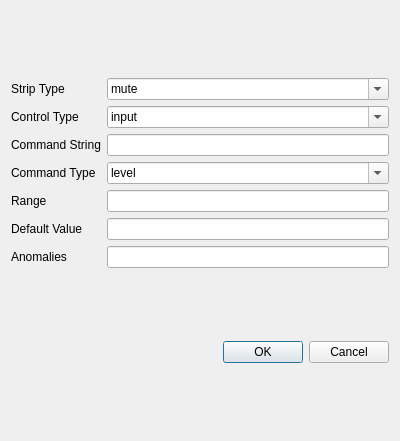
The window that MixerMaker/StripEdit.ui (ShowControl/ShowControl) describes before a commit, drawn with Qt 5.
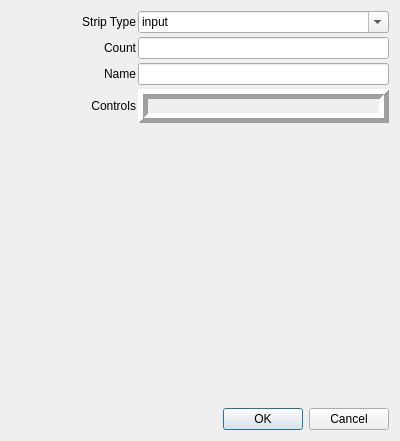
The same window after the commit.

The edit to the form file:
```diff
--- a/MixerMaker/StripEdit.ui
+++ b/MixerMaker/StripEdit.ui
@@ -10,6 +10,12 @@
     <height>441</height>
    </rect>
   </property>
+  <property name="maximumSize">
+   <size>
+    <width>16777215</width>
+    <height>16777212</height>
+   </size>
+  </property>
   <property name="windowTitle">
    <string>Dialog</string>
   </property>
@@ -24,41 +30,88 @@
      </property>
     </widget>
    </item>
-   <item row="1" column="0">
+   <item row="0" column="0">
     <layout class="QGridLayout" name="gridLayout">
+     <property name="horizontalSpacing">
+      <number>2</number>
+     </property>
+     <property name="verticalSpacing">
+      <number>4</number>
+     </property>
+     <item row="1" column="0">
+      <widget class="QLabel" name="label_2">
+       <property name="text">
+        <string>Count</string>
+       </property>
+       <property name="alignment">
+        <set>Qt::AlignRight|Qt::AlignTrailing|Qt::AlignVCenter</set>
+       </property>
+       <property name="margin">
+        <number>5</number>
+       </property>
+       <property name="buddy">
+        <cstring></cstring>
+       </property>
+      </widget>
+     </item>
      <item row="0" column="0">
       <widget class="QLabel" name="label_3">
        <property name="text">
         <string>Strip Type</string>
        </property>
+       <property name="alignment">
+        <set>Qt::AlignRight|Qt::AlignTrailing|Qt::AlignVCenter</set>
+       </property>
+       <property name="margin">
+        <number>5</number>
+       </property>
+       <property name="buddy">
+        <cstring></cstring>
+       </property>
       </widget>
      </item>
-     <item row="1" column="0">
-      <widget class="QLabel" name="label_2">
-       <property name="text">
-        <string>Control Type</string>
+     <item row="2" column="1" rowspan="3" colspan="2">
+      <widget class="QLineEdit" name="lineEdit_Name">
+       <property name="toolTip">
+        <string>Strip name or header, typically Ch, Bus, Aux</string>
        </property>
       </widget>
      </item>
-     <item row="6" column="0">
-      <widget class="QLabel" name="label_4">
-       <property name="text">
-        <string>Command Type</string>
+     <item row="1" column="1" colspan="2">
+      <widget class="QLineEdit" name="lineEdit_Count">
+       <property name="toolTip">
+        <string>Number of strips of this type, max = 99</string>
        </property>
       </widget>
      </item>
-     <item row="5" column="1">
-      <widget class="QLineEdit" name="lineEdit"/>
-     </item>
-     <item row="5" column="0">
+     <item row="2" column="0" rowspan="3">
       <widget class="QLabel" name="label">
        <property name="text">
-        <string>Command String</string>
+        <string>Name</string>
        </property>
+       <property name="alignment">
+        <set>Qt::AlignRight|Qt::AlignTrailing|Qt::AlignVCenter</set>
+       </property>
+       <property name="margin">
+        <number>5</number>
+       </property>
       </widget>
      </item>
-     <item row="1" column="1">
-      <widget class="QComboBox" name="comboBox">
+     <item row="5" column="0">
+      <widget class="QLabel" name="label_4">
+       <property name="text">
+        <string>Controls</string>
+       </property>
+       <property name="alignment">
+        <set>Qt::AlignRight|Qt::AlignTrailing|Qt::AlignVCenter</set>
+       </property>
+       <property name="margin">
+        <number>5</number>
+       </property>
+      </widget>
+     </item>
+     <item row="0" column="1" colspan="2">
+      <widget class="QComboBox" name="comboBox_StripType">
        <property name="editable">
         <bool>true</bool>
        </property>
@@ -82,16 +135,9 @@
          <string>main</string>
         </property>
        </item>
-      </widget>
-     </item>
-     <item row="0" column="1">
-      <widget class="QComboBox" name="comboBox_2">
-       <property name="editable">
-        <bool>true</bool>
-       </property>
        <item>
         <property name="text">
-         <string>mute</string>
+         <string>stout</string>
         </property>
        </item>
        <item>
@@ -106,60 +152,46 @@
        </item>
       </widget>
      </item>
-     <item row="8" column="0">
-      <widget class="QLabel" name="label_6">
-       <property name="text">
-        <string>Default Value</string>
+     <item row="5" column="1" colspan="2">
+      <widget class="QLabel" name="label_Controls">
+       <property name="toolTip">
+        <string>Right click to Edit/Add/Remove controls on this strip.</string>
        </property>
-      </widget>
-     </item>
-     <item row="7" column="0">
-      <widget class="QLabel" name="label_5">
-       <property name="text">
-        <string>Range</string>
+       <property name="frameShape">
+        <enum>QFrame::Box</enum>
        </property>
-      </widget>
-     </item>
-     <item row="9" column="0">
-      <widget class="QLabel" name="label_7">
+       <property name="frameShadow">
+        <enum>QFrame::Raised</enum>
+       </property>
+       <property name="lineWidth">
+        <number>5</number>
+       </property>
        <property name="text">
-        <string>Anomalies</string>
+        <string/>
        </property>
-      </widget>
-     </item>
-     <item row="6" column="1">
-      <widget class="QComboBox" name="comboBox_3">
-       <property name="editable">
-        <bool>true</bool>
+       <property name="alignment">
+        <set>Qt::AlignCenter</set>
        </property>
-       <item>
-        <property name="text">
-         <string>level</string>
-        </property>
-       </item>
-       <item>
-        <property name="text">
-         <string>enum</string>
-        </property>
-       </item>
-       <item>
-        <property name="text">
-         <string>string</string>
-        </property>
-       </item>
+       <property name="margin">
+        <number>5</number>
+       </property>
       </widget>
      </item>
-     <item row="7" column="1">
-      <widget class="QLineEdit" name="lineEdit_2"/>
-     </item>
-     <item row="8" column="1">
-      <widget class="QLineEdit" name="lineEdit_3"/>
-     </item>
-     <item row="9" column="1">
-      <widget class="QLineEdit" name="lineEdit_4"/>
-     </item>
     </layout>
    </item>
+   <item row="1" column="0">
+    <spacer name="verticalSpacer">
+     <property name="orientation">
+      <enum>Qt::Vertical</enum>
+     </property>
+     <property name="sizeHint" stdset="0">
+      <size>
+       <width>20</width>
+       <height>40</height>
+      </size>
+     </property>
+    </spacer>
+   </item>
   </layout>
  </widget>
  <resources/>
```
Left out of the diff: 6 changed lines with no effect on the pictures.
